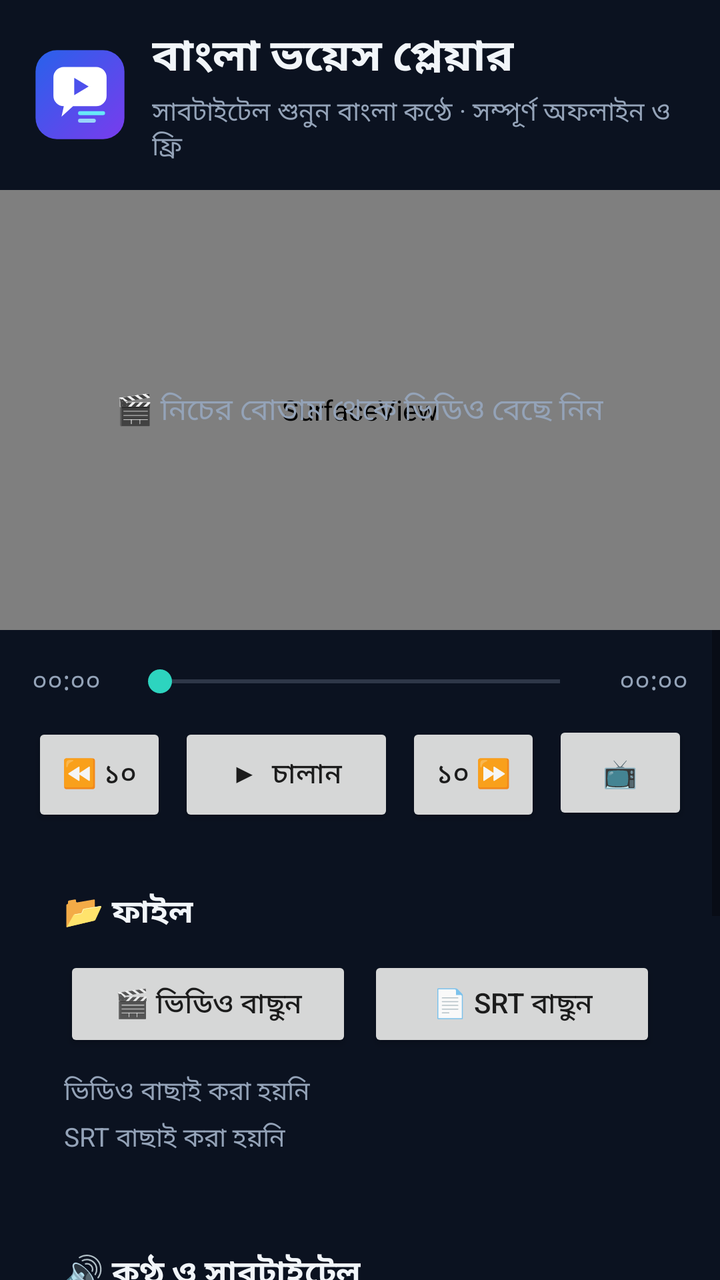
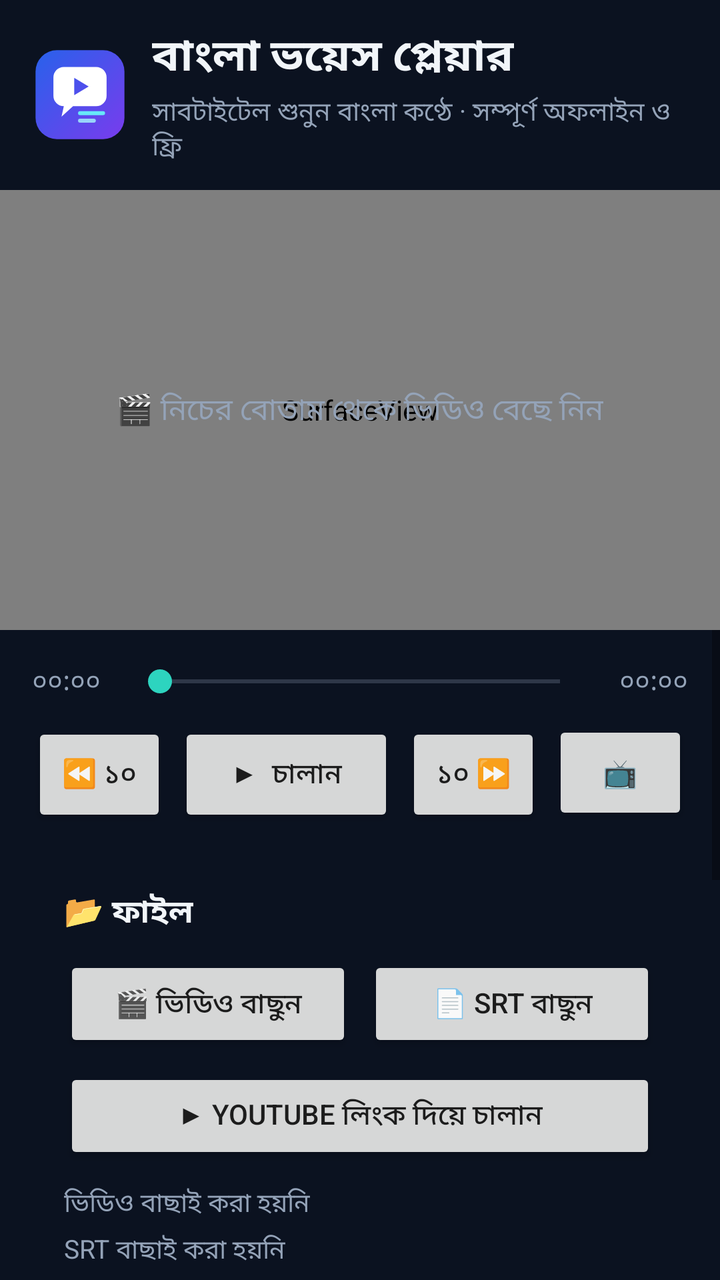

Two renders of the same Android screen: before a commit and after it. Below are the layout's source before the change and the commit's diff.
<!-- AndroidManifest.xml: application theme Theme.BanglaVoicePlayer -->
<!-- res/layout/activity_main.xml -->
<?xml version="1.0" encoding="utf-8"?>
<LinearLayout xmlns:android="http://schemas.android.com/apk/res/android"
    android:id="@+id/root"
    android:layout_width="match_parent"
    android:layout_height="match_parent"
    android:background="@color/bg"
    android:orientation="vertical">

    <LinearLayout
        android:id="@+id/header"
        android:layout_width="match_parent"
        android:layout_height="wrap_content"
        android:gravity="center_vertical"
        android:orientation="horizontal"
        android:paddingLeft="16dp"
        android:paddingTop="12dp"
        android:paddingRight="20dp"
        android:paddingBottom="12dp">

        <ImageView
            android:layout_width="48dp"
            android:layout_height="48dp"
            android:layout_marginRight="12dp"
            android:contentDescription="@string/app_name"
            android:src="@drawable/ic_logo" />

        <LinearLayout
            android:layout_width="0dp"
            android:layout_height="wrap_content"
            android:layout_weight="1"
            android:orientation="vertical">

            <TextView
                android:layout_width="wrap_content"
                android:layout_height="wrap_content"
                android:text="@string/app_name"
                android:textColor="@color/text"
                android:textSize="22sp"
                android:textStyle="bold" />

            <TextView
                android:layout_width="wrap_content"
                android:layout_height="wrap_content"
                android:layout_marginTop="2dp"
                android:text="সাবটাইটেল শুনুন বাংলা কণ্ঠে · সম্পূর্ণ অফলাইন ও ফ্রি"
                android:textColor="@color/textDim"
                android:textSize="13sp" />
        </LinearLayout>
    </LinearLayout>

    <FrameLayout
        android:id="@+id/videoBox"
        android:layout_width="match_parent"
        android:layout_height="220dp"
        android:background="@color/black">

        <SurfaceView
            android:id="@+id/surfaceView"
            android:layout_width="match_parent"
            android:layout_height="match_parent"
            android:layout_gravity="center" />

        <TextView
            android:id="@+id/emptyHint"
            android:layout_width="wrap_content"
            android:layout_height="wrap_content"
            android:layout_gravity="center"
            android:gravity="center"
            android:padding="16dp"
            android:text="🎬 নিচের বোতাম থেকে ভিডিও বেছে নিন"
            android:textColor="@color/textDim"
            android:textSize="15sp" />

        <TextView
            android:id="@+id/subtitleView"
            android:layout_width="wrap_content"
            android:layout_height="wrap_content"
            android:layout_gravity="bottom|center_horizontal"
            android:layout_marginLeft="14dp"
            android:layout_marginRight="14dp"
            android:layout_marginBottom="14dp"
            android:gravity="center"
            android:paddingLeft="12dp"
            android:paddingTop="6dp"
            android:paddingRight="12dp"
            android:paddingBottom="6dp"
            android:shadowColor="@color/black"
            android:shadowDx="0"
            android:shadowDy="1"
            android:shadowRadius="4"
            android:textColor="@color/white"
            android:textSize="18sp"
            android:visibility="gone" />

        <LinearLayout
            android:id="@+id/fsBar"
            android:layout_width="match_parent"
            android:layout_height="wrap_content"
            android:layout_gravity="bottom"
            android:clickable="true"
            android:orientation="vertical"
            android:paddingLeft="24dp"
            android:paddingTop="28dp"
            android:paddingRight="24dp"
            android:paddingBottom="12dp"
            android:visibility="gone">

            <LinearLayout
                android:layout_width="match_parent"
                android:layout_height="wrap_content"
                android:gravity="center_vertical"
                android:orientation="horizontal">

                <TextView
                    android:id="@+id/fsCur"
                    android:layout_width="wrap_content"
                    android:layout_height="wrap_content"
                    android:minWidth="52dp"
                    android:text="০০:০০"
                    android:textColor="@color/white"
                    android:textSize="13sp" />

                <SeekBar
                    android:id="@+id/fsSeek"
                    android:layout_width="0dp"
                    android:layout_height="wrap_content"
                    android:layout_weight="1"
                    android:minHeight="36dp"
                    android:progressBackgroundTint="@color/white"
                    android:progressTint="@color/accent"
                    android:thumbTint="@color/accent" />

                <TextView
                    android:id="@+id/fsDur"
                    android:layout_width="wrap_content"
                    android:layout_height="wrap_content"
                    android:gravity="end"
                    android:minWidth="52dp"
                    android:text="০০:০০"
                    android:textColor="@color/white"
                    android:textSize="13sp" />
            </LinearLayout>

            <LinearLayout
                android:layout_width="match_parent"
                android:layout_height="wrap_content"
                android:layout_marginTop="6dp"
                android:gravity="center"
                android:orientation="horizontal">

                <Button
                    android:id="@+id/fsBack"
                    android:layout_width="0dp"
                    android:layout_height="44dp"
                    android:layout_marginRight="8dp"
                    android:layout_weight="1"
                    android:text="⏪ ১০" />

                <Button
                    android:id="@+id/fsPlay"
                    android:layout_width="0dp"
                    android:layout_height="44dp"
                    android:layout_marginRight="8dp"
                    android:layout_weight="1.3"
                    android:text="▶" />

                <Button
                    android:id="@+id/fsFwd"
                    android:layout_width="0dp"
                    android:layout_height="44dp"
                    android:layout_marginRight="8dp"
                    android:layout_weight="1"
                    android:text="১০ ⏩" />

                <Button
                    android:id="@+id/fsSubs"
                    android:layout_width="0dp"
                    android:layout_height="44dp"
                    android:layout_marginRight="8dp"
                    android:layout_weight="1"
                    android:text="💬" />

                <Button
                    android:id="@+id/fsMute"
                    android:layout_width="0dp"
                    android:layout_height="44dp"
                    android:layout_weight="1"
                    android:text="🔊" />
            </LinearLayout>
        </LinearLayout>

        <TextView
            android:id="@+id/exitFull"
            android:layout_width="44dp"
            android:layout_height="44dp"
            android:layout_gravity="top|end"
            android:layout_margin="12dp"
            android:gravity="center"
            android:text="✕"
            android:textColor="@color/white"
            android:textSize="18sp"
            android:visibility="gone" />

        <TextView
            android:id="@+id/lockBtn"
            android:layout_width="44dp"
            android:layout_height="44dp"
            android:layout_gravity="top|start"
            android:layout_margin="12dp"
            android:gravity="center"
            android:text="🔓"
            android:textColor="@color/white"
            android:textSize="18sp"
            android:visibility="gone" />
    </FrameLayout>

    <ScrollView
        android:id="@+id/panel"
        android:layout_width="match_parent"
        android:layout_height="0dp"
        android:layout_weight="1"
        android:fillViewport="true">

        <LinearLayout
            android:layout_width="match_parent"
            android:layout_height="wrap_content"
            android:orientation="vertical"
            android:padding="16dp">

            <LinearLayout
                android:layout_width="match_parent"
                android:layout_height="wrap_content"
                android:gravity="center_vertical"
                android:orientation="horizontal">

                <TextView
                    android:id="@+id/curTime"
                    android:layout_width="wrap_content"
                    android:layout_height="wrap_content"
                    android:minWidth="48dp"
                    android:text="০০:০০"
                    android:textColor="@color/textDim"
                    android:textSize="13sp" />

                <SeekBar
                    android:id="@+id/seekBar"
                    android:layout_width="0dp"
                    android:layout_height="wrap_content"
                    android:layout_weight="1"
                    android:progressBackgroundTint="@color/textDim"
                    android:progressTint="@color/accent"
                    android:thumbTint="@color/accent" />

                <TextView
                    android:id="@+id/durTime"
                    android:layout_width="wrap_content"
                    android:layout_height="wrap_content"
                    android:gravity="end"
                    android:minWidth="48dp"
                    android:text="০০:০০"
                    android:textColor="@color/textDim"
                    android:textSize="13sp" />
            </LinearLayout>

            <LinearLayout
                android:layout_width="match_parent"
                android:layout_height="wrap_content"
                android:layout_marginTop="10dp"
                android:orientation="horizontal">

                <Button
                    android:id="@+id/btnBack"
                    android:layout_width="0dp"
                    android:layout_height="52dp"
                    android:layout_marginRight="6dp"
                    android:layout_weight="1"
                    android:text="⏪ ১০" />

                <Button
                    android:id="@+id/btnPlay"
                    android:layout_width="0dp"
                    android:layout_height="52dp"
                    android:layout_marginRight="6dp"
                    android:layout_weight="1.6"
                    android:text="▶  চালান" />

                <Button
                    android:id="@+id/btnFwd"
                    android:layout_width="0dp"
                    android:layout_height="52dp"
                    android:layout_marginRight="6dp"
                    android:layout_weight="1"
                    android:text="১০ ⏩" />

                <Button
                    android:id="@+id/btnFull"
                    android:layout_width="0dp"
                    android:layout_height="52dp"
                    android:layout_weight="1"
                    android:text="📺" />
            </LinearLayout>

            <LinearLayout
                android:id="@+id/cardFiles"
                android:layout_width="match_parent"
                android:layout_height="wrap_content"
                android:layout_marginTop="16dp"
                android:orientation="vertical"
                android:padding="16dp">

                <TextView
                    android:layout_width="wrap_content"
                    android:layout_height="wrap_content"
                    android:text="📂 ফাইল"
                    android:textColor="@color/text"
                    android:textSize="16sp"
                    android:textStyle="bold" />

                <LinearLayout
                    android:layout_width="match_parent"
                    android:layout_height="wrap_content"
                    android:layout_marginTop="10dp"
                    android:orientation="horizontal">

                    <Button
                        android:id="@+id/btnVideo"
                        android:layout_width="0dp"
                        android:layout_height="48dp"
                        android:layout_marginRight="8dp"
                        android:layout_weight="1"
                        android:text="🎬 ভিডিও বাছুন" />

                    <Button
                        android:id="@+id/btnSrt"
                        android:layout_width="0dp"
                        android:layout_height="48dp"
                        android:layout_weight="1"
                        android:text="📄 SRT বাছুন" />
                </LinearLayout>

                <TextView
                    android:id="@+id/videoName"
                    android:layout_width="match_parent"
                    android:layout_height="wrap_content"
                    android:layout_marginTop="10dp"
                    android:ellipsize="middle"
                    android:maxLines="1"
                    android:text="ভিডিও বাছাই করা হয়নি"
                    android:textColor="@color/textDim"
                    android:textSize="13sp" />

                <TextView
                    android:id="@+id/srtName"
                    android:layout_width="match_parent"
                    android:layout_height="wrap_content"
                    android:layout_marginTop="4dp"
                    android:ellipsize="middle"
                    android:maxLines="1"
                    android:text="SRT বাছাই করা হয়নি"
                    android:textColor="@color/textDim"
                    android:textSize="13sp" />
            </LinearLayout>

            <LinearLayout
                android:id="@+id/cardVoice"
                android:layout_width="match_parent"
                android:layout_height="wrap_content"
                android:layout_marginTop="14dp"
                android:orientation="vertical"
                android:padding="16dp">

                <TextView
                    android:layout_width="wrap_content"
                    android:layout_height="wrap_content"
                    android:text="🔊 কণ্ঠ ও সাবটাইটেল"
                    android:textColor="@color/text"
                    android:textSize="16sp"
                    android:textStyle="bold" />

                <Switch
                    android:id="@+id/subsSwitch"
                    android:layout_width="match_parent"
                    android:layout_height="wrap_content"
                    android:layout_marginTop="8dp"
                    android:checked="true"
                    android:minHeight="48dp"
                    android:text="💬 স্ক্রিনে সাবটাইটেলের লেখা দেখান"
                    android:textColor="@color/text"
                    android:textSize="14sp" />

                <Switch
                    android:id="@+id/muteSwitch"
                    android:layout_width="match_parent"
                    android:layout_height="wrap_content"
                    android:minHeight="48dp"
                    android:text="🔇 ভিডিওর আসল আওয়াজ বন্ধ রাখুন (শুধু বাংলা কণ্ঠ শুনুন)"
                    android:textColor="@color/text"
                    android:textSize="14sp" />

                <FrameLayout
                    android:id="@+id/voiceBox"
                    android:layout_width="match_parent"
                    android:layout_height="wrap_content"
                    android:layout_marginTop="10dp"
                    android:paddingLeft="8dp"
                    android:paddingRight="4dp">

                    <Spinner
                        android:id="@+id/voiceSpinner"
                        android:layout_width="match_parent"
                        android:layout_height="wrap_content"
                        android:minHeight="48dp" />
                </FrameLayout>

                <TextView
                    android:layout_width="match_parent"
                    android:layout_height="wrap_content"
                    android:layout_marginTop="12dp"
                    android:text="⚖ কণ্ঠের গতি আর ভিডিওর গতি অ্যাপ নিজেই মিলিয়ে নেয়। প্রতিটি বাক্যের পর হালকা বিরতি থাকে।"
                    android:textColor="@color/textDim"
                    android:textSize="13sp" />

                <TextView
                    android:id="@+id/duckLabel"
                    android:layout_width="wrap_content"
                    android:layout_height="wrap_content"
                    android:layout_marginTop="14dp"
                    android:textColor="@color/text"
                    android:textSize="14sp" />

                <SeekBar
                    android:id="@+id/duckSeek"
                    android:layout_width="match_parent"
                    android:layout_height="wrap_content"
                    android:layout_marginTop="4dp"
                    android:max="50"
                    android:progressBackgroundTint="@color/textDim"
                    android:progressTint="@color/accent"
                    android:thumbTint="@color/accent" />
            </LinearLayout>

            <LinearLayout
                android:id="@+id/warnBox"
                android:layout_width="match_parent"
                android:layout_height="wrap_content"
                android:layout_marginTop="14dp"
                android:orientation="vertical"
                android:padding="16dp"
                android:visibility="gone">

                <TextView
                    android:id="@+id/warnText"
                    android:layout_width="match_parent"
                    android:layout_height="wrap_content"
                    android:textColor="@color/warn"
                    android:textSize="14sp" />

                <Button
                    android:id="@+id/btnInstall"
                    android:layout_width="match_parent"
                    android:layout_height="48dp"
                    android:layout_marginTop="10dp"
                    android:text="⬇ বাংলা (ভারত) কণ্ঠ ডাউনলোড করুন" />
            </LinearLayout>

            <TextView
                android:id="@+id/statusText"
                android:layout_width="match_parent"
                android:layout_height="wrap_content"
                android:layout_marginTop="14dp"
                android:gravity="center"
                android:textColor="@color/textDim"
                android:textSize="13sp" />

            <TextView
                android:layout_width="match_parent"
                android:layout_height="wrap_content"
                android:layout_marginTop="10dp"
                android:gravity="center"
                android:text="ভিডিওতে এক ট্যাপ = চালান/থামান (ফুলস্ক্রিনে কন্ট্রোল দেখান/লুকান) · দুই ট্যাপ = ফুলস্ক্রিন · ডানে সোয়াইপ = পরের লাইন · বামে সোয়াইপ = আগের লাইন · 🔓 = স্ক্রিন লক (খুলতে স্ক্রিনে ট্যাপ করে 🔒 চাপুন)"
                android:textColor="@color/textDim"
                android:textSize="12sp" />
        </LinearLayout>
    </ScrollView>
</LinearLayout>
<!-- resources referenced by this layout -->
<resources>
  <color name="accent">#FF2DD4BF</color>
  <color name="bg">#FF0B1220</color>
  <color name="black">#FF000000</color>
  <color name="text">#FFF1F5F9</color>
  <color name="textDim">#FF94A3B8</color>
  <color name="warn">#FFD97706</color>
  <color name="white">#FFFFFFFF</color>
  <!-- drawable ic_logo (drawable) -->
  <?xml version="1.0" encoding="utf-8"?>
  <vector xmlns:android="http://schemas.android.com/apk/res/android"
      xmlns:aapt="http://schemas.android.com/aapt"
      android:width="108dp"
      android:height="108dp"
      android:viewportWidth="108"
      android:viewportHeight="108">
  
      <path android:pathData="M28,4 H80 A24,24 0 0 1 104,28 V80 A24,24 0 0 1 80,104 H28 A24,24 0 0 1 4,80 V28 A24,24 0 0 1 28,4 Z">
          <aapt:attr name="android:fillColor">
              <gradient
                  android:type="linear"
                  android:startX="0"
                  android:startY="0"
                  android:endX="108"
                  android:endY="108">
                  <item android:offset="0" android:color="#FF2563EB" />
                  <item android:offset="1" android:color="#FF7C3AED" />
              </gradient>
          </aapt:attr>
      </path>
  
      <group
          android:pivotX="54"
          android:pivotY="54"
          android:scaleX="1.3"
          android:scaleY="1.3">
  
          <path
              android:fillColor="#FFFFFFFF"
              android:fillType="evenOdd"
              android:pathData="M40,30 H68 A9,9 0 0 1 77,39 V55 A9,9 0 0 1 68,64 H48 L38,73 L40,64 A9,9 0 0 1 31,55 V39 A9,9 0 0 1 40,30 Z M49,39.5 L49,54.5 L61.5,47 Z" />
  
          <path
              android:pathData="M54,70 H74"
              android:strokeColor="#FF67E8F9"
              android:strokeLineCap="round"
              android:strokeWidth="3.4" />
  
          <path
              android:pathData="M54,76.5 H66"
              android:strokeColor="#D2A5F3FC"
              android:strokeLineCap="round"
              android:strokeWidth="3.4" />
      </group>
  </vector>
  <string name="app_name">বাংলা ভয়েস প্লেয়ার</string>
  <style name="Theme.BanglaVoicePlayer" parent="android:Theme.Material.Light.DarkActionBar">
          <item name="android:windowActionBar">false</item>
          <item name="android:windowNoTitle">true</item>
          <item name="android:colorPrimary">@color/primary</item>
          <item name="android:colorPrimaryDark">@color/bg</item>
          <item name="android:colorAccent">@color/accent</item>
          <item name="android:windowBackground">@color/bg</item>
          <item name="android:statusBarColor">@color/bg</item>
          <item name="android:navigationBarColor">@color/bg</item>
      </style>
  <color name="primary">#FF4F7CFF</color>
</resources>

<!-- the commit's change to res/layout/activity_main.xml (unified diff, before → after) -->
@@ -212,6 +212,34 @@
             android:textColor="@color/white"
             android:textSize="18sp"
             android:visibility="gone" />
+
+        <LinearLayout
+            android:id="@+id/ytBtns"
+            android:layout_width="wrap_content"
+            android:layout_height="wrap_content"
+            android:layout_gravity="bottom|end"
+            android:orientation="horizontal"
+            android:visibility="gone">
+
+            <TextView
+                android:id="@+id/ytMute"
+                android:layout_width="44dp"
+                android:layout_height="44dp"
+                android:layout_marginRight="8dp"
+                android:gravity="center"
+                android:text="🔊"
+                android:textColor="@color/white"
+                android:textSize="18sp" />
+
+            <TextView
+                android:id="@+id/ytFull"
+                android:layout_width="44dp"
+                android:layout_height="44dp"
+                android:gravity="center"
+                android:text="📺"
+                android:textColor="@color/white"
+                android:textSize="18sp" />
+        </LinearLayout>
     </FrameLayout>
 
     <ScrollView
@@ -338,6 +366,13 @@
                         android:text="📄 SRT বাছুন" />
                 </LinearLayout>
 
+                <Button
+                    android:id="@+id/btnYt"
+                    android:layout_width="match_parent"
+                    android:layout_height="48dp"
+                    android:layout_marginTop="8dp"
+                    android:text="▶ YouTube লিংক দিয়ে চালান" />
+
                 <TextView
                     android:id="@+id/videoName"
                     android:layout_width="match_parent"
@@ -416,7 +451,7 @@
                     android:layout_width="match_parent"
                     android:layout_height="wrap_content"
                     android:layout_marginTop="12dp"
-                    android:text="⚖ কণ্ঠের গতি আর ভিডিওর গতি অ্যাপ নিজেই মিলিয়ে নেয়। প্রতিটি বাক্যের পর হালকা বিরতি থাকে।"
+                    android:text="⚖ কণ্ঠের গতি আর ভিডিওর গতি অ্যাপ নিজেই মিলিয়ে নেয়। প্রতিটি বাক্যের পর হালকা বিরতি থাকে। YouTube ভিডিও সবসময় স্বাভাবিক গতিতে চলে, শুধু কণ্ঠের গতি বদলায় (০.৮৫x থেকে ১.৮x)।"
                     android:textColor="@color/textDim"
                     android:textSize="13sp" />
 
@@ -477,7 +512,7 @@
                 android:layout_height="wrap_content"
                 android:layout_marginTop="10dp"
                 android:gravity="center"
-                android:text="ভিডিওতে এক ট্যাপ = চালান/থামান (ফুলস্ক্রিনে কন্ট্রোল দেখান/লুকান) · দুই ট্যাপ = ফুলস্ক্রিন · ডানে সোয়াইপ = পরের লাইন · বামে সোয়াইপ = আগের লাইন · 🔓 = স্ক্রিন লক (খুলতে স্ক্রিনে ট্যাপ করে 🔒 চাপুন)"
+                android:text="ভিডিওতে এক ট্যাপ = চালান/থামান (ফুলস্ক্রিনে কন্ট্রোল দেখান/লুকান) · দুই ট্যাপ = ফুলস্ক্রিন · ডানে সোয়াইপ = পরের লাইন · বামে সোয়াইপ = আগের লাইন · 🔓 = স্ক্রিন লক (খুলতে স্ক্রিনে ট্যাপ করে 🔒 চাপুন) · YouTube ভিডিওতে এই ট্যাপ আর সোয়াইপ করবেন ভিডিওর নিচের লেখার জায়গায়"
                 android:textColor="@color/textDim"
                 android:textSize="12sp" />
         </LinearLayout>
